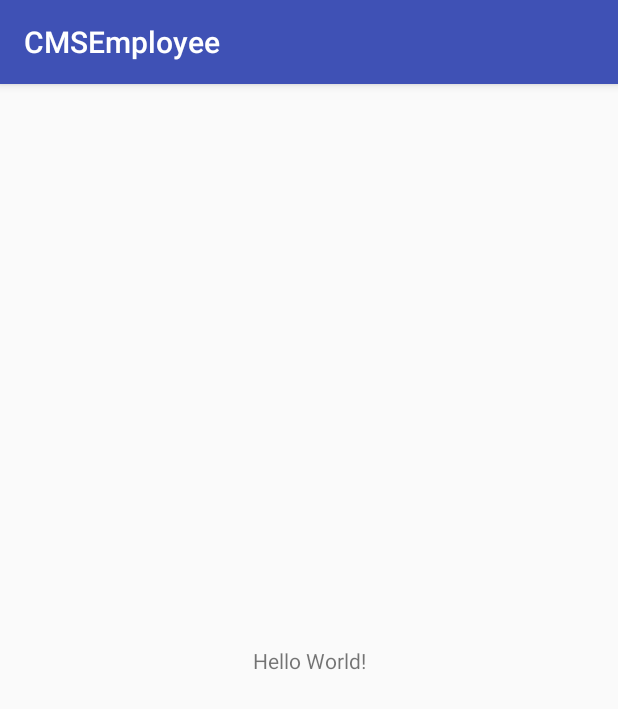
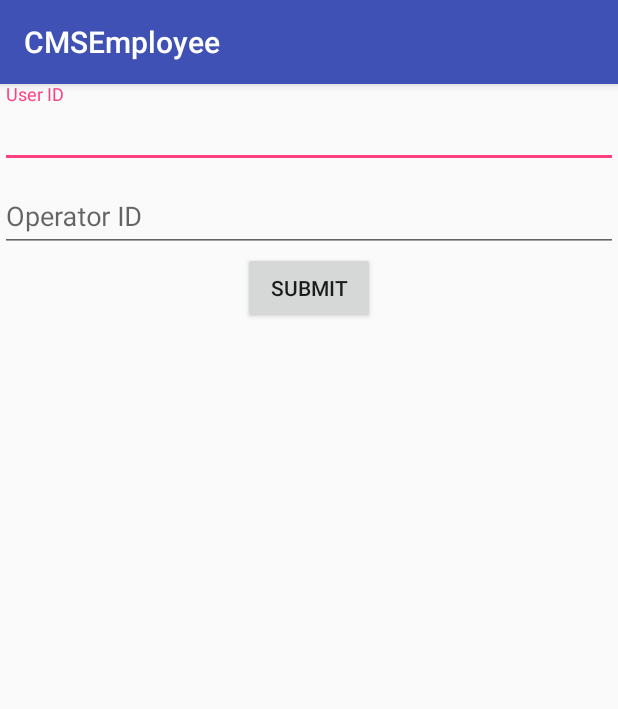
Before and after one commit to kumarvelsol/CMSEmployee, an Android app: the screen it shows after launch (MainActivity before the commit, SignupEmployee after it), on a phone screen of 412 x 824 dp. Shown: the top 709 px of the screen. Run offline under Robolectric (Android 15) with nearby library versions, the phone set to English and light mode, and no system bars; pictures from the network do not load.

Commit message:
ADD SERVICE

```diff
--- a/app/src/main/AndroidManifest.xml
+++ b/app/src/main/AndroidManifest.xml
@@ -10,6 +10,9 @@
         android:supportsRtl="true"
         android:theme="@style/AppTheme">
         <activity android:name=".MainActivity">
+
+        </activity>
+        <activity android:name=".employee.SignupEmployee">
             <intent-filter>
                 <action android:name="android.intent.action.MAIN" />
 
--- a/app/src/main/java/com/cms/velsol/cmsemployee/apis/ApiClient.java
+++ b/app/src/main/java/com/cms/velsol/cmsemployee/apis/ApiClient.java
@@ -12,12 +12,12 @@ import retrofit2.converter.gson.GsonConverterFactory;
 
 public class ApiClient
 {
-    public static final String BASE_URL = "http://techiecrisis.tech/CMS/";
+    public static final String BASE_URL = "http://velsol.xyz/cms/";
     private static Retrofit retrofit = null;
 
     public static Retrofit getClient()
     {
-        if (retrofit==null)
+        if(retrofit==null)
         {
             Gson gson = new GsonBuilder()
                     .setLenient()
--- a/app/src/main/java/com/cms/velsol/cmsemployee/apis/ApiService.java
+++ b/app/src/main/java/com/cms/velsol/cmsemployee/apis/ApiService.java
@@ -1,6 +1,8 @@
 package com.cms.velsol.cmsemployee.apis;
 
 
+
+import com.cms.velsol.cmsemployee.response.GetEmployeeResponse;
 
 import retrofit2.Call;
 import retrofit2.http.Field;
@@ -13,6 +15,11 @@ import retrofit2.http.POST;
 
 public interface ApiService
 {
+
+
+    @FormUrlEncoded
+    @POST("getEmployee.php")
+    Call<GetEmployeeResponse> getEmployeeDetails(@Field("emp_id") String userid, @Field("operator_id") String operator_id);
 
     @FormUrlEncoded
     @POST("addEmployee.php")
--- /dev/null
+++ b/app/src/main/java/com/cms/velsol/cmsemployee/employee/SignupEmployee.java
@@ -0,0 +1,117 @@
+package com.cms.velsol.cmsemployee.employee;
+
+import android.support.design.widget.Snackbar;
+import android.support.v7.app.AppCompatActivity;
+import android.os.Bundle;
+import android.view.View;
+import android.widget.Button;
+import android.widget.EditText;
+import android.widget.ImageView;
+import android.widget.RadioGroup;
+import android.widget.Spinner;
+
+import com.cms.velsol.cmsemployee.R;
+import com.cms.velsol.cmsemployee.apis.ApiClient;
+import com.cms.velsol.cmsemployee.apis.ApiService;
+import com.cms.velsol.cmsemployee.response.GetEmployeeResponse;
+
+import retrofit2.Call;
+import retrofit2.Callback;
+import retrofit2.Response;
+
+public class SignupEmployee extends AppCompatActivity
+{
+    EditText memployeeuserid,memployeeoperatorid;
+    String operatorid,userid;
+    Button submitbtn;
+
+    @Override
+    protected void onCreate(Bundle savedInstanceState)
+    {
+        super.onCreate(savedInstanceState);
+        setContentView(R.layout.signup_employee_activity);
+        initview();
+
+    }
+
+    private void initview()
+    {
+             memployeeoperatorid=(EditText)findViewById(R.id.signup_employee_operatorid);
+                 memployeeuserid=(EditText)findViewById(R.id.signup_employee_userid);
+
+
+         memployeeoperatorid=(EditText)findViewById(R.id.operator_employee_input);
+//        memployeeNameInput=(EditText)findViewById(R.id.name_employee_input);
+//        empiamge=(ImageView)findViewById(R.id.image_employee);
+//        memployeeID=(EditText)findViewById(R.id.empid_employee);
+//        memployeePhoneInput=(EditText)findViewById(R.id.phonenumber_employee_input);
+//        memployeeAddress=(EditText)findViewById(R.id.adrress_employee_input);
+//        memployeeIDSpinner = (Spinner) findViewById(R.id.spinner_employee);
+//        memployeePassword=(EditText)findViewById(R.id.password_employee_input);
+//        memployeeIDProof=(EditText)findViewById(R.id.idproof_employee_input);
+//        employeeradiogroup=(RadioGroup)findViewById(R.id.employee_radiogroup_select);
+//        memployeesave=(Button)findViewById(R.id.add_employee_button);
+//        memployeeclear=(Button)findViewById(R.id.clear_employee_button);
+     submitbtn=(Button)findViewById(R.id.btn);
+     submitbtn.setOnClickListener(new View.OnClickListener()
+     {
+         @Override
+         public void onClick(View v)
+         {
+             testEmployee();
+         }
+     });
+
+    }
+
+    private void testEmployee()
+    {
+        userid=memployeeoperatorid.getText().toString().trim();
+        operatorid=memployeeoperatorid.getText().toString().trim();
+        getemployedetails();
+
+
+    }
+
+    private void getemployedetails()
+    {
+        ApiService getemp = ApiClient.getClient().create(ApiService.class);
+        Call<GetEmployeeResponse> adds=getemp.getEmployeeDetails(userid,operatorid);
+        adds.enqueue(new Callback<GetEmployeeResponse>()
+        {
+            @Override
+            public void onResponse(Call<GetEmployeeResponse> call, Response<GetEmployeeResponse> response)
+            {
+                if(response.body().getResponse()==200)
+                {
+                    Snackbar snackbar = Snackbar.make(SignupEmployee.this.findViewById(android.R.id.content), ""+response.body().getResponse(), Snackbar.LENGTH_LONG);
+                    snackbar.show();
+                    memployeeoperatorid.setText(response.body().getEmployeeDetails().getOperator_id());
+//                    memployeeNameInput.setText(response.body().getEmployeeDetails().getEmp_name());
+//                    memployeePhoneInput.setText(response.body().getEmployeeDetails().getEmp_mobile());
+//                    memployeeID.setText(response.body().getEmployeeDetails().getEmp_id());
+//                    memployeeAddress.setText(response.body().getEmployeeDetails().getEmp_address());
+//                    memployeePassword.setText(response.body().getEmployeeDetails().getEmp_password());
+//                    memployeeIDProof.setText(response.body().getEmployeeDetails().getEmp_id());
+//                    Picasso.with(AddEmployeeActivity.this).load(response.body().getEmployeeDetails().getEmp_img()).into(empiamge);
+//                    image_url=response.body().getEmployeeDetails().getEmp_img();
+//                    memployeesave.setText("Update");
+
+                }
+                else
+                {
+
+                    Snackbar snackbar = Snackbar.make(SignupEmployee.this.findViewById(android.R.id.content), ""+response.body().getResponse(), Snackbar.LENGTH_LONG);
+                    snackbar.show();
+                }
+
+            }
+            @Override
+            public void onFailure(Call<GetEmployeeResponse> call, Throwable t)
+            {
+                Snackbar snackbar = Snackbar.make(SignupEmployee.this.findViewById(android.R.id.content), "Please Check Internet Connection", Snackbar.LENGTH_LONG);
+                snackbar.show();
+            }
+        });
+    }
+}
--- /dev/null
+++ b/app/src/main/java/com/cms/velsol/cmsemployee/response/EmployeeDetails.java
@@ -0,0 +1,128 @@
+package com.cms.velsol.cmsemployee.response;
+
+/**
+ * Created by user3 on 4/25/2018.
+ */
+
+public class EmployeeDetails
+{
+    private String operator_id;
+
+    private String emp_id;
+
+    private String emp_name;
+
+    private String emp_mobile;
+
+    private String emp_img;
+
+    private String emp_pos;
+
+    private String emp_id_type;
+
+    private String emp_id_num;
+
+    private String emp_address;
+
+    private String emp_collection;
+
+    private String emp_service;
+
+    private String emp_password;
+
+    public String getOperator_id() {
+        return operator_id;
+    }
+
+    public void setOperator_id(String operator_id) {
+        this.operator_id = operator_id;
+    }
+
+    public String getEmp_id() {
+        return emp_id;
+    }
+
+    public void setEmp_id(String emp_id) {
+        this.emp_id = emp_id;
+    }
+
+    public String getEmp_name() {
+        return emp_name;
+    }
+
+    public void setEmp_name(String emp_name) {
+        this.emp_name = emp_name;
+    }
+
+    public String getEmp_mobile() {
+        return emp_mobile;
+    }
+
+    public void setEmp_mobile(String emp_mobile) {
+        this.emp_mobile = emp_mobile;
+    }
+
+    public String getEmp_img() {
+        return emp_img;
+    }
+
+    public void setEmp_img(String emp_img) {
+        this.emp_img = emp_img;
+    }
+
+    public String getEmp_pos() {
+        return emp_pos;
+    }
+
+    public void setEmp_pos(String emp_pos) {
+        this.emp_pos = emp_pos;
+    }
+
+    public String getEmp_id_type() {
+        return emp_id_type;
+    }
+
+    public void setEmp_id_type(String emp_id_type) {
+        this.emp_id_type = emp_id_type;
+    }
+
+    public String getEmp_id_num() {
+        return emp_id_num;
+    }
+
+    public void setEmp_id_num(String emp_id_num) {
+        this.emp_id_num = emp_id_num;
+    }
+
+    public String getEmp_address() {
+        return emp_address;
+    }
+
+    public void setEmp_address(String emp_address) {
+        this.emp_address = emp_address;
+    }
+
+    public String getEmp_collection() {
+        return emp_collection;
+    }
+
+    public void setEmp_collection(String emp_collection) {
+        this.emp_collection = emp_collection;
+    }
+
+    public String getEmp_service() {
+        return emp_service;
+    }
+
+    public void setEmp_service(String emp_service) {
+        this.emp_service = emp_service;
+    }
+
+    public String getEmp_password() {
+        return emp_password;
+    }
+
+    public void setEmp_password(String emp_password) {
+        this.emp_password = emp_password;
+    }
+}
--- /dev/null
+++ b/app/src/main/java/com/cms/velsol/cmsemployee/response/GetEmployeeResponse.java
@@ -0,0 +1,32 @@
+package com.cms.velsol.cmsemployee.response;
+
+/**
+ * Created by user3 on 4/25/2018.
+ */
+
+public class GetEmployeeResponse
+{
+     private EmployeeDetails EmployeeDetails;
+    private Integer response;
+
+    public EmployeeDetails getEmployeeDetails()
+    {
+        return EmployeeDetails;
+    }
+
+    public void setEmployeeDetails(EmployeeDetails employeeDetails)
+    {
+        this.EmployeeDetails = employeeDetails;
+    }
+
+    public Integer getResponse()
+    {
+        return response;
+    }
+
+    public void setResponse(Integer response)
+    {
+        this.response = response;
+    }
+
+}
--- /dev/null
+++ b/app/src/main/res/drawable-v24/spinner_shape.xml
@@ -0,0 +1,31 @@
+<?xml version="1.0" encoding="utf-8"?>
+<layer-list xmlns:android="http://schemas.android.com/apk/res/android">
+    <item
+        android:height="50dp">
+        <shape
+            android:shape="rectangle">
+            <size
+                android:width="500dp"
+                android:height="50dp"/>
+        </shape>
+
+    </item>
+    <item
+        android:top="46dp">
+        <shape
+            android:shape="line">
+            <stroke
+                android:width="1dp"
+                android:color="@color/black">
+            </stroke>
+        </shape>
+    </item>
+    <item
+        android:width="20dp"
+        android:height="20dp"
+        android:gravity="right"
+        android:top="20dp"
+        android:bottom="10dp">
+        <bitmap android:src="@drawable/arrow_corner"/>
+    </item>
+</layer-list>
--- /dev/null
+++ b/app/src/main/res/layout/signup_employee_activity.xml
@@ -0,0 +1,239 @@
+<?xml version="1.0" encoding="utf-8"?>
+<LinearLayout xmlns:android="http://schemas.android.com/apk/res/android"
+    xmlns:app="http://schemas.android.com/apk/res-auto"
+    xmlns:tools="http://schemas.android.com/tools"
+    android:layout_width="match_parent"
+    android:layout_height="match_parent"
+    android:orientation="vertical"
+    tools:context="com.cms.velsol.cmsemployee.employee.SignupEmployee">
+
+
+
+    <LinearLayout
+        android:id="@+id/userrecoginse_layout"
+        android:layout_width="match_parent"
+        android:layout_height="match_parent"
+        android:visibility="visible"
+        android:orientation="vertical">
+
+        <android.support.design.widget.TextInputLayout
+            android:layout_width="match_parent"
+            android:layout_height="wrap_content">
+            <EditText
+                android:id="@+id/signup_employee_userid"
+                android:layout_width="match_parent"
+                android:layout_height="wrap_content"
+                android:hint="User ID"/>
+        </android.support.design.widget.TextInputLayout>
+
+
+        <android.support.design.widget.TextInputLayout
+            android:layout_width="match_parent"
+            android:layout_height="wrap_content">
+            <EditText
+                android:id="@+id/signup_employee_operatorid"
+                android:layout_width="match_parent"
+                android:layout_height="wrap_content"
+                android:hint="Operator ID"/>
+        </android.support.design.widget.TextInputLayout>
+
+        <Button
+            android:id="@+id/btn"
+            android:layout_width="wrap_content"
+            android:layout_height="wrap_content"
+            android:text="submit"
+            android:layout_gravity="center"/>
+
+
+    </LinearLayout>
+
+    <LinearLayout
+        android:id="@+id/emplloyee_layout"
+        android:layout_width="match_parent"
+        android:layout_height="match_parent"
+        android:visibility="visible"
+        android:orientation="vertical">
+
+        <ScrollView xmlns:android="http://schemas.android.com/apk/res/android"
+            android:layout_height="match_parent"
+            android:layout_width="match_parent"
+            android:layout_above="@+id/add_employee_bottom_bar">
+            <LinearLayout xmlns:android="http://schemas.android.com/apk/res/android"
+                android:layout_width="match_parent"
+                android:layout_height="match_parent"
+                xmlns:app="http://schemas.android.com/apk/res-auto"
+                android:padding="10dp"
+                android:orientation="vertical">
+                <ImageView
+                    android:id="@+id/image_employee"
+                    android:layout_width="match_parent"
+                    android:layout_height="100dp" />
+
+                <android.support.design.widget.TextInputLayout
+                    android:layout_width="match_parent"
+                    android:layout_height="wrap_content"
+                    app:hintEnabled="false">
+                    <EditText
+                        android:id="@+id/operator_employee_input"
+                        style="@style/add_employee_edit_text"
+                        android:hint="Operator Id"
+                        android:drawableRight="@drawable/user"/>
+                </android.support.design.widget.TextInputLayout>
+
+
+                <android.support.design.widget.TextInputLayout
+                    android:layout_width="match_parent"
+
+                    android:layout_height="wrap_content"
+                    app:hintEnabled="false">
+                    <EditText
+                        android:id="@+id/name_employee_input"
+                        style="@style/add_employee_edit_text"
+                        android:hint="Name"
+                        android:drawableRight="@drawable/user"/>
+                </android.support.design.widget.TextInputLayout>
+                <android.support.design.widget.TextInputLayout
+                    android:layout_width="match_parent"
+                    android:layout_height="wrap_content"
+                    app:hintEnabled="false">
+                    <EditText
+                        android:id="@+id/empid_employee"
+                        style="@style/add_employee_edit_text"
+                        android:hint="Employe Id"
+                        android:drawableRight="@drawable/user"/>
+                </android.support.design.widget.TextInputLayout>
+
+                <android.support.design.widget.TextInputLayout
+                    android:layout_width="match_parent"
+                    android:layout_height="wrap_content"
+                    app:hintEnabled="false">
+                    <EditText
+                        android:id="@+id/phonenumber_employee_input"
+                        style="@style/add_employee_edit_text"
+                        android:hint="Phone Number"
+                        android:drawableRight="@drawable/user"/>
+                </android.support.design.widget.TextInputLayout>
+
+                <android.support.design.widget.TextInputLayout
+                    android:layout_width="match_parent"
+                    android:layout_height="wrap_content"
+                    app:hintEnabled="false">
+                    <EditText
+                        android:id="@+id/adrress_employee_input"
+                        style="@style/add_employee_edit_text"
+                        android:hint="Address"
+                        android:drawableRight="@drawable/user"/>
+                </android.support.design.widget.TextInputLayout>
+                <android.support.design.widget.TextInputLayout
+                    android:layout_width="match_parent"
+                    android:layout_height="wrap_content"
+                    app:hintEnabled="false">
+                    <EditText
+                        android:id="@+id/password_employee_input"
+                        style="@style/add_employee_edit_text"
+                        android:hint="Password"
+                        android:drawableRight="@drawable/user"/>
+                </android.support.design.widget.TextInputLayout>
+                <Spinner
+                    android:id="@+id/spinner_employee"
+                    style="@style/spinner_style"
+                    android:paddingLeft="15dp"
+                    android:background="@drawable/spinner_shape"/>
+
+                <android.support.design.widget.TextInputLayout
+                    android:layout_width="match_parent"
+                    android:layout_height="wrap_content"
+                    app:hintEnabled="false">
+                    <EditText
+                        android:id="@+id/idproof_employee_input"
+                        style="@style/add_employee_edit_text"
+                        android:hint="Id proof number"
+                        android:drawableRight="@drawable/user"/>
+                </android.support.design.widget.TextInputLayout>
+
+                <TextView
+                    android:layout_width="match_parent"
+                    android:layout_height="wrap_content"
+                    android:text="Provide Access to Employee"
+                    android:layout_marginTop="10dp"
+                    android:padding="8dp"
+                    android:fontFamily="serif"
+                    android:background="@color/colorPrimary"
+                    android:textSize="19sp"
+                    android:textColor="@color/white"/>
+                <LinearLayout
+                    android:layout_width="match_parent"
+                    android:layout_height="wrap_content"
+                    android:orientation="vertical">
+                    <RadioGroup
+                        android:id="@+id/employee_radiogroup_select"
+                        android:layout_width="match_parent"
+                        android:layout_height="wrap_content">
+
+                        <RadioButton
+                            android:id="@+id/employee_collection_radiobutton"
+                            android:layout_width="wrap_content"
+                            android:layout_height="wrap_content"
+                            android:textSize="16sp"
+                            android:checked="true"
+                            android:text="Collection"/>
+                        <RadioButton
+                            android:id="@+id/employee_service_radiobutton"
+                            android:layout_width="wrap_content"
+                            android:layout_height="wrap_content"
+                            android:textSize="16sp"
+                            android:text="Service"/>
+
+                        <RadioButton
+                            android:id="@+id/employee_collecservice_radiobutton"
+                            android:layout_width="match_parent"
+                            android:layout_height="wrap_content"
+                            android:layout_marginBottom="5dp"
+                            android:text="Collection and Service"/>
+                    </RadioGroup>
+                </LinearLayout>
+            </LinearLayout>
+        </ScrollView>
+        <LinearLayout
+            android:id="@+id/add_employee_bottom_bar"
+            android:layout_width="match_parent"
+            android:layout_height="50dp"
+            android:orientation="horizontal"
+            android:background="@color/colorPrimary"
+            android:layout_alignParentBottom="true"
+            android:weightSum="1">
+            <Button
+                android:id="@+id/clear_employee_button"
+                android:layout_weight="0.5"
+                android:layout_width="0dp"
+                android:layout_height="match_parent"
+                android:background="@android:color/transparent"
+                android:textAllCaps="false"
+                android:textSize="19sp"
+                android:textColor="@color/white"
+                android:fontFamily="serif"
+                android:text="Clear"/>
+            <View
+                android:layout_width="2dp"
+                android:layout_height="match_parent"
+                android:background="@color/white"/>
+
+            <Button
+                android:id="@+id/add_employee_button"
+                android:layout_weight="0.5"
+                android:layout_width="0dp"
+                android:layout_height="match_parent"
+                android:background="@android:color/transparent"
+                android:textAllCaps="false"
+                android:textSize="19sp"
+                android:textColor="@color/white"
+                android:fontFamily="serif"
+                android:text="Add"/>
+        </LinearLayout>
+    </LinearLayout>
+
+
+
+
+
+</LinearLayout>
--- a/app/src/main/res/values/colors.xml
+++ b/app/src/main/res/values/colors.xml
@@ -3,4 +3,7 @@
     <color name="colorPrimary">#3F51B5</color>
     <color name="colorPrimaryDark">#303F9F</color>
     <color name="colorAccent">#FF4081</color>
+    <color name="black">#000000</color>
+    <color name="white">#ffffff</color>
+    <color name="text_color">#565656</color>
 </resources>
--- a/app/src/main/res/values/styles.xml
+++ b/app/src/main/res/values/styles.xml
@@ -1,4 +1,4 @@
-<resources>
+<resources xmlns:tools="http://schemas.android.com/tools">
 
     <!-- Base application theme. -->
     <style name="AppTheme" parent="Theme.AppCompat.Light.DarkActionBar">
@@ -7,5 +7,21 @@
         <item name="colorPrimaryDark">@color/colorPrimaryDark</item>
         <item name="colorAccent">@color/colorAccent</item>
     </style>
+    <style name="add_employee_edit_text">
+        <item name="android:layout_width">match_parent</item>
+        <item name="android:layout_height">wrap_content</item>
+        <item name="android:padding">15dp</item>
+        <item name="android:layout_marginTop">5dp</item>
+        <item name="android:textColor">@color/black</item>
+        <item name="android:backgroundTint" tools:targetApi="lollipop">@color/black</item>
+        <item name="android:textColorHint">@color/text_color</item>
+    </style>
+    <style name="spinner_style">
+        <item name="android:layout_width">match_parent</item>
+        <item name="android:layout_height">50dp</item>
+        <item name="android:dropDownVerticalOffset">50dp</item>
+        <item name="android:spinnerMode">dropdown</item>
+        <item name="android:background">@drawable/spinner_shape</item>
+    </style>
 
 </resources>
```
Also changed, not shown: app/build.gradle (+5 -2 lines), app/src/main/res/drawable-v24/arrow_corner.png (added), app/src/main/res/drawable-v24/user.png (added).
